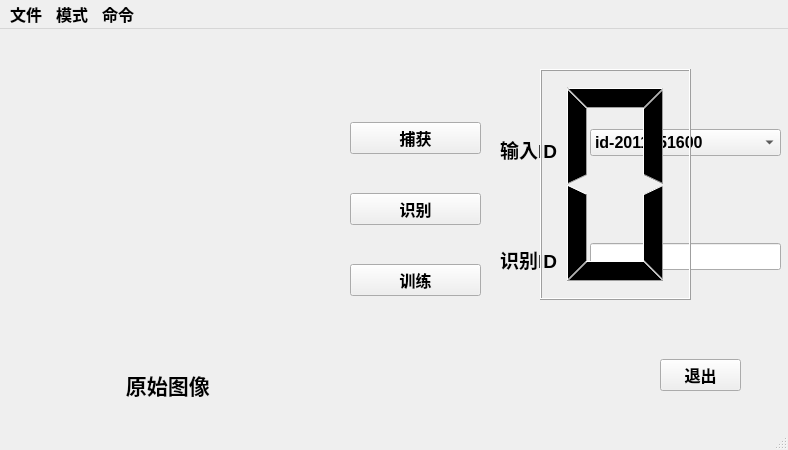
The window that imageIden/imageIden.ui (lcdsdream/my-gradution-project) describes before a commit, drawn with Qt 5.
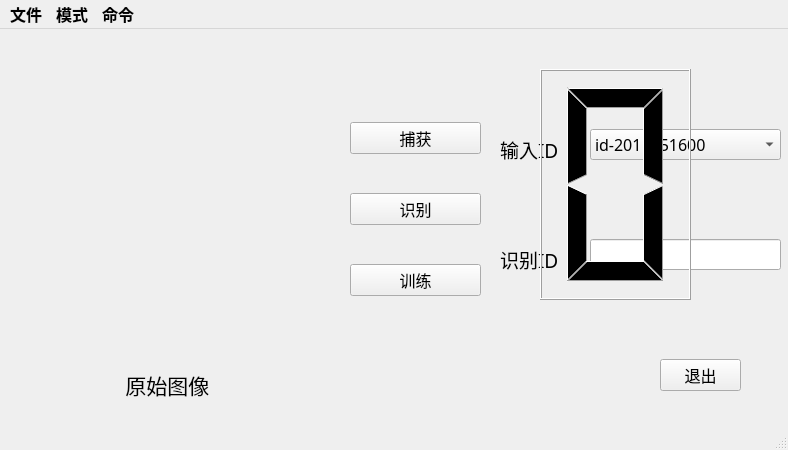
The same window after the commit.

Commit message: add planRoad M and figure up some chinese fonts can show's problem

Diff of the .ui file:
```diff
--- a/imageIden/imageIden.ui
+++ b/imageIden/imageIden.ui
@@ -39,6 +39,13 @@
       <height>32</height>
      </rect>
     </property>
+    <property name="font">
+     <font>
+      <family>WenQuanYi Micro Hei</family>
+      <weight>50</weight>
+      <bold>false</bold>
+     </font>
+    </property>
     <property name="text">
      <string>退出</string>
     </property>
@@ -65,9 +72,23 @@
       <height>241</height>
      </rect>
     </property>
+    <property name="font">
+     <font>
+      <family>WenQuanYi Micro Hei</family>
+      <weight>50</weight>
+      <bold>false</bold>
+     </font>
+    </property>
     <layout class="QVBoxLayout" name="verticalLayout">
      <item>
       <widget class="QPushButton" name="buttonCatch">
+       <property name="font">
+        <font>
+         <family>WenQuanYi Micro Hei</family>
+         <weight>50</weight>
+         <bold>false</bold>
+        </font>
+       </property>
        <property name="text">
         <string>捕获</string>
        </property>
@@ -75,6 +96,13 @@
      </item>
      <item>
       <widget class="QPushButton" name="buttonIden">
+       <property name="font">
+        <font>
+         <family>WenQuanYi Micro Hei</family>
+         <weight>50</weight>
+         <bold>false</bold>
+        </font>
+       </property>
        <property name="text">
         <string>识别</string>
        </property>
@@ -82,6 +110,13 @@
      </item>
      <item>
       <widget class="QPushButton" name="buttonTrain">
+       <property name="font">
+        <font>
+         <family>WenQuanYi Micro Hei</family>
+         <weight>50</weight>
+         <bold>false</bold>
+        </font>
+       </property>
        <property name="text">
         <string>训练</string>
        </property>
@@ -100,7 +135,10 @@
     </property>
     <property name="font">
      <font>
+      <family>WenQuanYi Micro Hei</family>
       <pointsize>14</pointsize>
+      <weight>50</weight>
+      <bold>false</bold>
      </font>
     </property>
     <property name="text">
@@ -118,7 +156,10 @@
     </property>
     <property name="font">
      <font>
+      <family>WenQuanYi Micro Hei</family>
       <pointsize>14</pointsize>
+      <weight>50</weight>
+      <bold>false</bold>
      </font>
     </property>
     <property name="text">
@@ -134,9 +175,23 @@
       <height>141</height>
      </rect>
     </property>
+    <property name="font">
+     <font>
+      <family>WenQuanYi Micro Hei</family>
+      <weight>50</weight>
+      <bold>false</bold>
+     </font>
+    </property>
     <layout class="QVBoxLayout" name="verticalLayout_2">
      <item>
       <widget class="QComboBox" name="comboBoxID">
+       <property name="font">
+        <font>
+         <family>WenQuanYi Micro Hei</family>
+         <weight>50</weight>
+         <bold>false</bold>
+        </font>
+       </property>
        <item>
         <property name="text">
          <string>id-2011051600</string>
@@ -156,6 +211,13 @@
      </item>
      <item>
       <spacer name="verticalSpacer">
+       <property name="font">
+        <font>
+         <family>WenQuanYi Micro Hei</family>
+         <weight>50</weight>
+         <bold>false</bold>
+        </font>
+       </property>
        <property name="orientation">
         <enum>Qt::Vertical</enum>
        </property>
@@ -169,6 +231,13 @@
      </item>
      <item>
       <widget class="QLineEdit" name="lineEditShowIdentId">
+       <property name="font">
+        <font>
+         <family>WenQuanYi Micro Hei</family>
+         <weight>50</weight>
+         <bold>false</bold>
+        </font>
+       </property>
        <property name="text">
         <string/>
        </property>
@@ -185,6 +254,13 @@
       <height>231</height>
      </rect>
     </property>
+    <property name="font">
+     <font>
+      <family>WenQuanYi Micro Hei</family>
+      <weight>50</weight>
+      <bold>false</bold>
+     </font>
+    </property>
     <property name="numDigits">
      <number>1</number>
     </property>
@@ -200,7 +276,10 @@
     </property>
     <property name="font">
      <font>
+      <family>WenQuanYi Micro Hei</family>
       <pointsize>16</pointsize>
+      <weight>50</weight>
+      <bold>false</bold>
      </font>
     </property>
     <property name="text">
```
Left out of the diff: 60 changed lines with no effect on the pictures. The commit also changes 12 other files.
